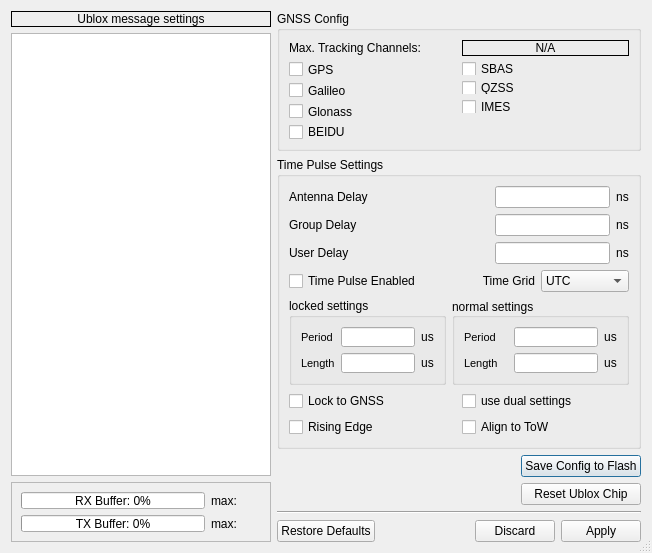
Qt form muondetector-gui/src/main/settings.ui (MuonPi/muondetector) before a commit.
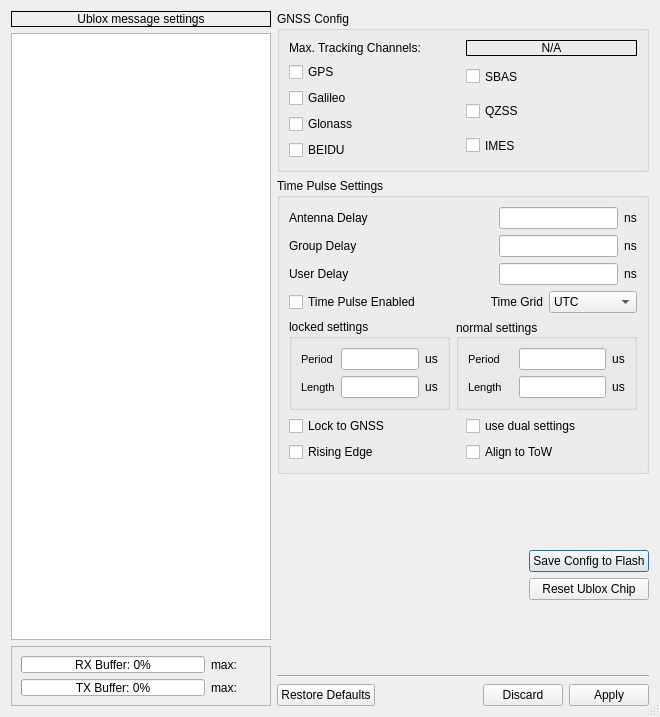
The same form after that commit.

```diff
--- a/muondetector-gui/src/main/settings.ui
+++ b/muondetector-gui/src/main/settings.ui
@@ -9,8 +9,8 @@
    <rect>
     <x>0</x>
     <y>0</y>
-    <width>652</width>
-    <height>548</height>
+    <width>660</width>
+    <height>717</height>
    </rect>
   </property>
   <property name="sizePolicy">
@@ -289,10 +289,16 @@
    </item>
    <item row="0" column="1">
     <widget class="QGroupBox" name="gnssConfigGroupBox">
+     <property name="sizePolicy">
+      <sizepolicy hsizetype="Preferred" vsizetype="Preferred">
+       <horstretch>0</horstretch>
+       <verstretch>0</verstretch>
+      </sizepolicy>
+     </property>
      <property name="maximumSize">
       <size>
        <width>16777215</width>
-       <height>140</height>
+       <height>16777215</height>
       </size>
      </property>
      <property name="title">
@@ -323,10 +329,16 @@
         </item>
        </layout>
       </item>
-      <item row="1" column="0" rowspan="2">
+      <item row="1" column="0">
        <layout class="QVBoxLayout" name="verticalLayout_2">
         <item>
          <widget class="QCheckBox" name="gnssGpsCheckBox">
+          <property name="sizePolicy">
+           <sizepolicy hsizetype="Minimum" vsizetype="MinimumExpanding">
+            <horstretch>0</horstretch>
+            <verstretch>0</verstretch>
+           </sizepolicy>
+          </property>
           <property name="text">
            <string>GPS</string>
           </property>
@@ -337,6 +349,12 @@
         </item>
         <item>
          <widget class="QCheckBox" name="gnssGalCheckBox">
+          <property name="sizePolicy">
+           <sizepolicy hsizetype="Minimum" vsizetype="MinimumExpanding">
+            <horstretch>0</horstretch>
+            <verstretch>0</verstretch>
+           </sizepolicy>
+          </property>
           <property name="text">
            <string>Galileo</string>
           </property>
@@ -347,6 +365,12 @@
         </item>
         <item>
          <widget class="QCheckBox" name="gnssGlnsCheckBox">
+          <property name="sizePolicy">
+           <sizepolicy hsizetype="Minimum" vsizetype="MinimumExpanding">
+            <horstretch>0</horstretch>
+            <verstretch>0</verstretch>
+           </sizepolicy>
+          </property>
           <property name="text">
            <string>Glonass</string>
           </property>
@@ -357,6 +381,12 @@
         </item>
         <item>
          <widget class="QCheckBox" name="gnssBeidCheckBox">
+          <property name="sizePolicy">
+           <sizepolicy hsizetype="Minimum" vsizetype="MinimumExpanding">
+            <horstretch>0</horstretch>
+            <verstretch>0</verstretch>
+           </sizepolicy>
+          </property>
           <property name="text">
            <string>BEIDU</string>
           </property>
@@ -371,6 +401,12 @@
        <layout class="QVBoxLayout" name="verticalLayout_3">
         <item>
          <widget class="QCheckBox" name="gnssSbasCheckBox">
+          <property name="sizePolicy">
+           <sizepolicy hsizetype="Minimum" vsizetype="Minimum">
+            <horstretch>0</horstretch>
+            <verstretch>0</verstretch>
+           </sizepolicy>
+          </property>
           <property name="text">
            <string>SBAS</string>
           </property>
@@ -381,6 +417,12 @@
         </item>
         <item>
          <widget class="QCheckBox" name="gnssQzssCheckBox">
+          <property name="sizePolicy">
+           <sizepolicy hsizetype="Minimum" vsizetype="Minimum">
+            <horstretch>0</horstretch>
+            <verstretch>0</verstretch>
+           </sizepolicy>
+          </property>
           <property name="text">
            <string>QZSS</string>
           </property>
@@ -391,6 +433,12 @@
         </item>
         <item>
          <widget class="QCheckBox" name="gnssImesCheckBox">
+          <property name="sizePolicy">
+           <sizepolicy hsizetype="Minimum" vsizetype="Minimum">
+            <horstretch>0</horstretch>
+            <verstretch>0</verstretch>
+           </sizepolicy>
+          </property>
           <property name="text">
            <string>IMES</string>
           </property>
@@ -401,24 +449,17 @@
         </item>
        </layout>
       </item>
-      <item row="2" column="1">
-       <spacer name="verticalSpacer_2">
-        <property name="orientation">
-         <enum>Qt::Vertical</enum>
-        </property>
-        <property name="sizeHint" stdset="0">
-         <size>
-          <width>20</width>
-          <height>17</height>
-         </size>
-        </property>
-       </spacer>
-      </item>
      </layout>
     </widget>
    </item>
    <item row="1" column="1">
     <widget class="QGroupBox" name="timePulseGroupBox">
+     <property name="sizePolicy">
+      <sizepolicy hsizetype="Preferred" vsizetype="Preferred">
+       <horstretch>0</horstretch>
+       <verstretch>0</verstretch>
+      </sizepolicy>
+     </property>
      <property name="title">
       <string>Time Pulse Settings</string>
      </property>
```
Left out of the diff: 134 changed lines with no effect on the pictures.
